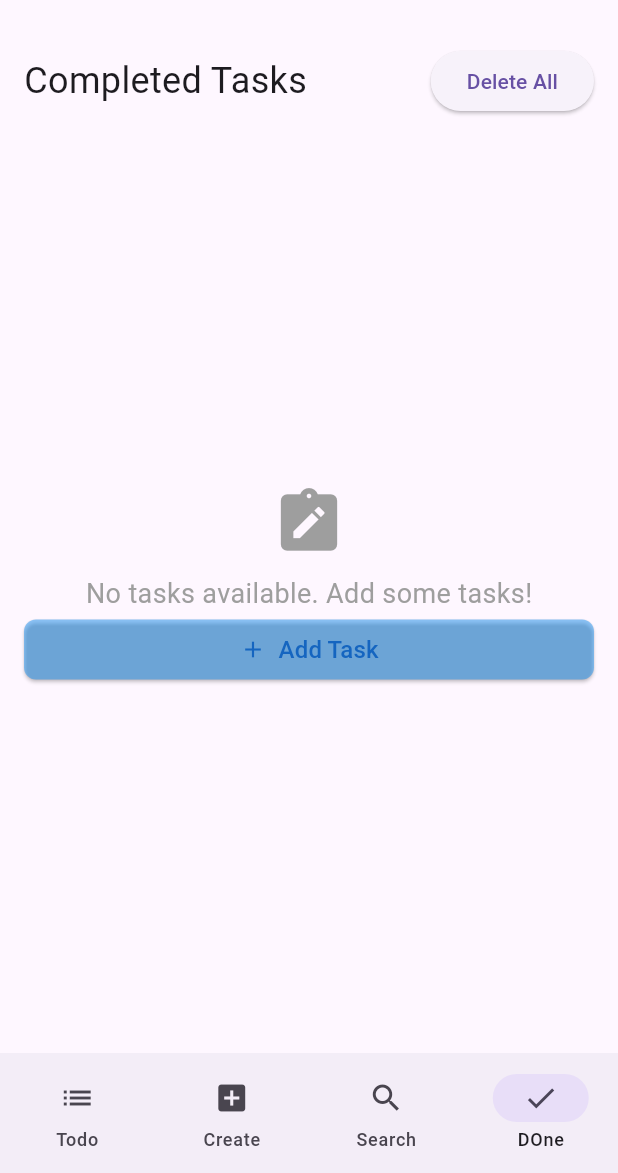
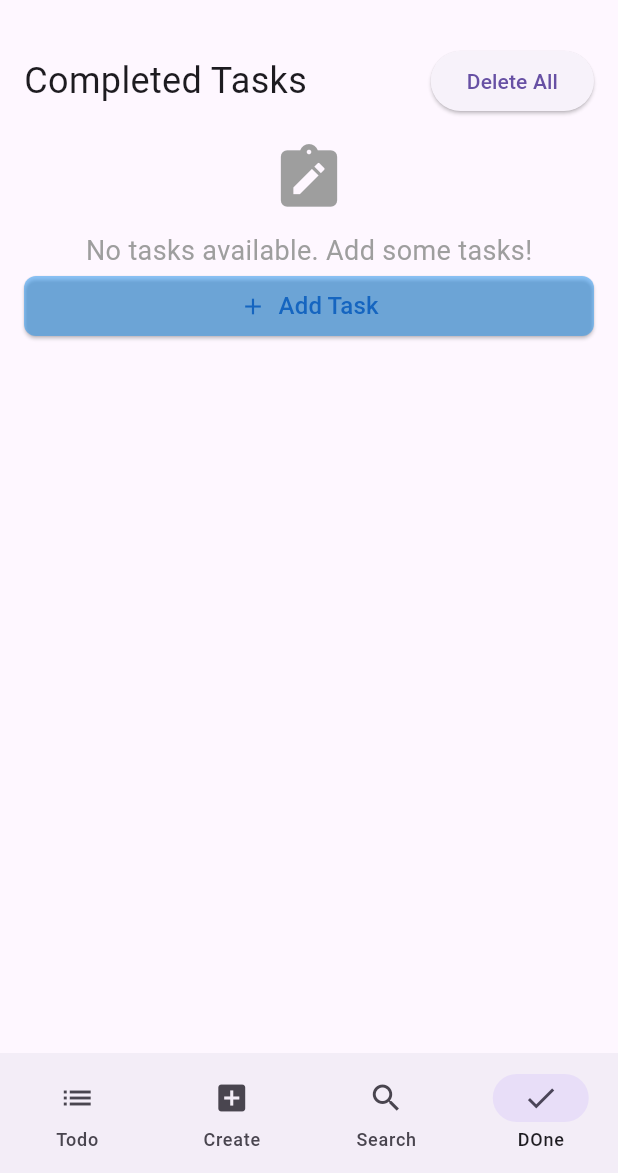
Before and after one commit to RodrigoSabino03/Taski, a Flutter app: the screen it shows after launch, item 4 of the bottom bar chosen, after a tap on "Delete All", on a phone screen of 412 x 824 dp, the part 63-1236 px from its top. Run offline on Flutter 3.47's test engine with Material 3 defaults, Android fonts, the phone set to English and light mode, and no system bars; our stand-ins replace sqflite; accounts and stored records are empty.

Commit message:
fix done page

```diff
--- a/lib/app/done/done_page.dart
+++ b/lib/app/done/done_page.dart
@@ -13,11 +13,18 @@ class DonePage extends StatefulWidget {
 
 class _DonePageState extends State<DonePage> {
   late DoneViewModel _doneViewModel;
+  late List<Task> _completedTasks;
 
   @override
   void initState() {
     super.initState();
     _doneViewModel = DoneViewModel(TaskRepository());
+    _loadCompletedTasks();
+  }
+
+  void _loadCompletedTasks() async {
+    _completedTasks = await _doneViewModel.getCompletedTasks();
+    setState(() {});
   }
 
   @override
@@ -34,7 +41,7 @@ class _DonePageState extends State<DonePage> {
               ElevatedButton(
                 onPressed: () async {
                   await _doneViewModel.deleteAll();
-                    setState(() {});
+                  _loadCompletedTasks();
                 },
                 child: Text("Delete All"),
               ),
@@ -42,16 +49,8 @@ class _DonePageState extends State<DonePage> {
           ),
           SizedBox(height: 16),
 
-            Expanded(
-              child: FutureBuilder<List<Task>>(
-                future: _doneViewModel.getCompletedTasks(),
-                builder: (context, snapshot) {
-                  if (snapshot.connectionState == ConnectionState.waiting) {
-                    return Center(child: CircularProgressIndicator());
-                  }
-
-                  if (snapshot.hasError || !snapshot.hasData || snapshot.data!.isEmpty) {
-                    return Center(
+          _completedTasks.isEmpty
+              ? Center(
                   child: Column(
                     mainAxisAlignment: MainAxisAlignment.center,
                     children: [
@@ -79,34 +78,26 @@ class _DonePageState extends State<DonePage> {
                             SizedBox(width: 8),
                             Text(
                               "Add Task",
-                                  style: TextStyle(
-                                    fontSize: 16,
-                                    color: Colors.blue[800],
-                                  ),
+                              style: TextStyle(fontSize: 16, color: Colors.blue[800]),
                             ),
                           ],
                         ),
                       ),
                     ],
                   ),
-                    );
-                  }
-
-                  final completedTasks = snapshot.data!;
-
-                  return ListView.builder(
-                    itemCount: completedTasks.length,
+                )
+              : Expanded(
+                  child: ListView.builder(
+                    itemCount: _completedTasks.length,
                     itemBuilder: (context, index) {
-                      final task = completedTasks[index];
+                      final task = _completedTasks[index];
 
                       return CardWidget(
                         name: task.name,
                         index: index,
                         onDelete: () async {
                           await _doneViewModel.delete(task.id);
-                          setState(() {});
-                        },
-                      );
+                          _loadCompletedTasks();
                         },
                       );
                     },
```
Lines whose indentation alone changed are shown as unchanged.
